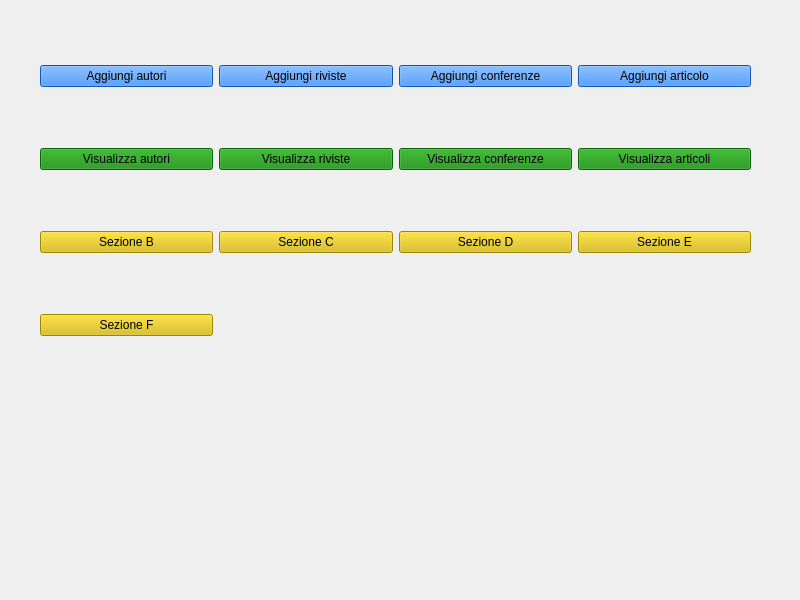
First picture: the form in mainwindow.ui, repository FranckRedery/PROGETTO_PO, before the edit.
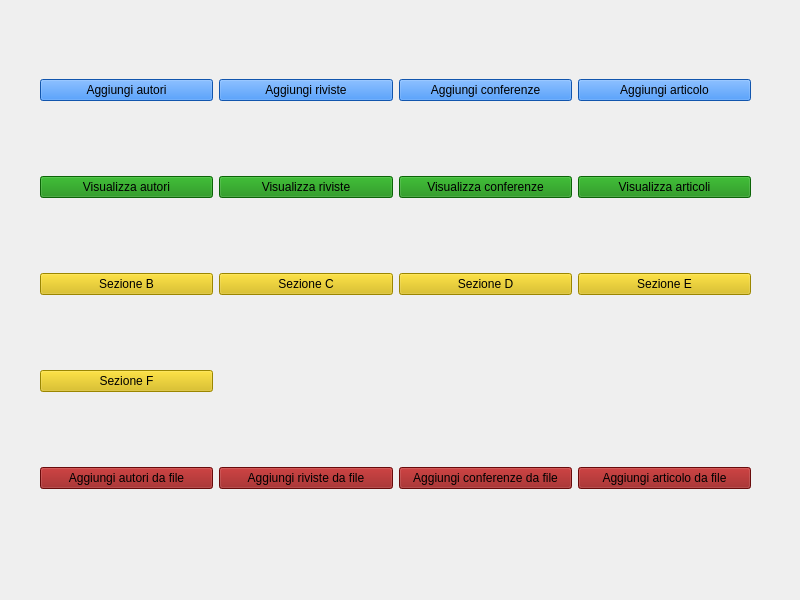
Second picture: the form after the edit.

What changed in the file:
```diff
--- a/mainwindow.ui
+++ b/mainwindow.ui
@@ -39,7 +39,7 @@
         <x>40</x>
         <y>10</y>
         <width>711</width>
-        <height>381</height>
+        <height>551</height>
        </rect>
       </property>
       <layout class="QGridLayout" name="gridLayout_2">
@@ -173,6 +173,46 @@
          </property>
         </widget>
        </item>
+       <item row="4" column="0">
+        <widget class="QPushButton" name="pulsante_aggiungi_autori_file">
+         <property name="styleSheet">
+          <string notr="true">background-color: rgb(145, 15, 15);</string>
+         </property>
+         <property name="text">
+          <string>Aggiungi autori da file</string>
+         </property>
+        </widget>
+       </item>
+       <item row="4" column="1">
+        <widget class="QPushButton" name="pulsante_aggiungi_riviste_file">
+         <property name="styleSheet">
+          <string notr="true">background-color: rgb(145, 15, 15);</string>
+         </property>
+         <property name="text">
+          <string>Aggiungi riviste da file</string>
+         </property>
+        </widget>
+       </item>
+       <item row="4" column="2">
+        <widget class="QPushButton" name="pulsante_aggiungi_conferenze_file">
+         <property name="styleSheet">
+          <string notr="true">background-color: rgb(145, 15, 15);</string>
+         </property>
+         <property name="text">
+          <string>Aggiungi conferenze da file</string>
+         </property>
+        </widget>
+       </item>
+       <item row="4" column="3">
+        <widget class="QPushButton" name="pulsante_aggiungi_articolo_file">
+         <property name="styleSheet">
+          <string notr="true">background-color: rgb(145, 15, 15);</string>
+         </property>
+         <property name="text">
+          <string>Aggiungi articolo da file</string>
+         </property>
+        </widget>
+       </item>
       </layout>
      </widget>
     </widget>
```
Left out of the diff: 144 changed lines with no effect on the pictures.
